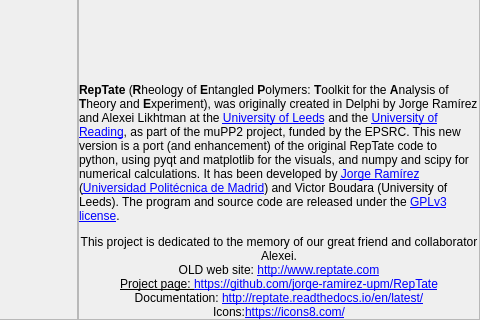
Qt form RepTate/gui/AboutDialog.ui (jorge-ramirez-upm/RepTate) before a commit; both pictures show x 277 to 757 and y 129 to 449 of the 757 by 449 pixel window.
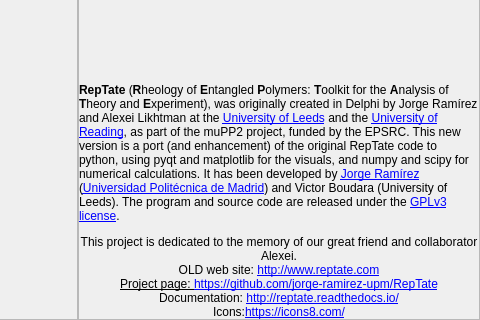
The same form after that commit. Icons and pictures are not drawn.

Commit message: update broken documentation url "en/latest/"

```diff
--- a/RepTate/gui/AboutDialog.ui
+++ b/RepTate/gui/AboutDialog.ui
@@ -152,7 +152,7 @@
       <item>
        <widget class="QLabel" name="label_3">
         <property name="text">
-         <string>&lt;html&gt;&lt;head/&gt;&lt;body&gt;&lt;p&gt;&lt;span style=&quot; font-weight:600;&quot;&gt;RepTate&lt;/span&gt; (&lt;span style=&quot; font-weight:600;&quot;&gt;R&lt;/span&gt;heology of &lt;span style=&quot; font-weight:600;&quot;&gt;E&lt;/span&gt;ntangled &lt;span style=&quot; font-weight:600;&quot;&gt;P&lt;/span&gt;olymers: &lt;span style=&quot; font-weight:600;&quot;&gt;T&lt;/span&gt;oolkit for the &lt;span style=&quot; font-weight:600;&quot;&gt;A&lt;/span&gt;nalysis of &lt;span style=&quot; font-weight:600;&quot;&gt;T&lt;/span&gt;heory and &lt;span style=&quot; font-weight:600;&quot;&gt;E&lt;/span&gt;xperiment), was originally created in Delphi by Jorge Ramírez and Alexei Likhtman at the &lt;a href=&quot;http://www.leeds.ac.uk/&quot;&gt;&lt;span style=&quot; text-decoration: underline; color:#0000ff;&quot;&gt;University of Leeds&lt;/span&gt;&lt;/a&gt; and the &lt;a href=&quot;http://www.reading.ac.uk/&quot;&gt;&lt;span style=&quot; text-decoration: underline; color:#0000ff;&quot;&gt;University of Reading&lt;/span&gt;&lt;/a&gt;, as part of the muPP2 project, funded by the EPSRC. This new version is a port (and enhancement) of the original RepTate code to python, using pyqt and matplotlib for the visuals, and numpy and scipy for numerical calculations. It has been developed by &lt;a href=&quot;mailto: jorge.ramirez@upm.es&quot;&gt;&lt;span style=&quot; text-decoration: underline; color:#0000ff;&quot;&gt;Jorge Ramírez&lt;/span&gt;&lt;/a&gt; (&lt;a href=&quot;www.upm.es&quot;&gt;&lt;span style=&quot; text-decoration: underline; color:#0000ff;&quot;&gt;Universidad Politécnica de Madrid&lt;/span&gt;&lt;/a&gt;) and Victor Boudara (University of Leeds). The program and source code are released under the &lt;a href=&quot;https://www.gnu.org/licenses/gpl-3.0.en.html&quot;&gt;&lt;span style=&quot; text-decoration: underline; color:#0000ff;&quot;&gt;GPLv3 license&lt;/span&gt;&lt;/a&gt;.&lt;/p&gt;&lt;p align=&quot;center&quot;&gt;This project is dedicated to the memory of our great friend and collaborator Alexei.&lt;br/&gt;OLD web site: &lt;a href=&quot;https://icons8.com/&quot;&gt;&lt;span style=&quot; text-decoration: underline; color:#0000ff;&quot;&gt;http://www.reptate.com&lt;br/&gt;&lt;/span&gt;&lt;/a&gt;&lt;a href=&quot;https://icons8.com/&quot;&gt;&lt;span style=&quot; text-decoration: underline; color:#000000;&quot;&gt;Project page: &lt;/span&gt;&lt;/a&gt;&lt;a href=&quot;https://github.com/jorge-ramirez-upm/RepTate &quot;&gt;&lt;span style=&quot; text-decoration: underline; color:#0000ff;&quot;&gt;https://github.com/jorge-ramirez-upm/RepTate&lt;br/&gt;&lt;/span&gt;&lt;/a&gt;Documentation: &lt;a href=&quot;https://github.com/jorge-ramirez-upm/RepTate &quot;&gt;&lt;span style=&quot; text-decoration: underline; color:#0000ff;&quot;&gt;http://reptate.readthedocs.io/en/latest/&lt;br/&gt;&lt;/span&gt;&lt;/a&gt;Icons:&lt;a href=&quot; https://icons8.com/&quot;&gt;&lt;span style=&quot; text-decoration: underline; color:#0000ff;&quot;&gt;https://icons8.com/&lt;/span&gt;&lt;/a&gt;&lt;/p&gt;&lt;/body&gt;&lt;/html&gt;</string>
+         <string>&lt;html&gt;&lt;head/&gt;&lt;body&gt;&lt;p&gt;&lt;span style=&quot; font-weight:600;&quot;&gt;RepTate&lt;/span&gt; (&lt;span style=&quot; font-weight:600;&quot;&gt;R&lt;/span&gt;heology of &lt;span style=&quot; font-weight:600;&quot;&gt;E&lt;/span&gt;ntangled &lt;span style=&quot; font-weight:600;&quot;&gt;P&lt;/span&gt;olymers: &lt;span style=&quot; font-weight:600;&quot;&gt;T&lt;/span&gt;oolkit for the &lt;span style=&quot; font-weight:600;&quot;&gt;A&lt;/span&gt;nalysis of &lt;span style=&quot; font-weight:600;&quot;&gt;T&lt;/span&gt;heory and &lt;span style=&quot; font-weight:600;&quot;&gt;E&lt;/span&gt;xperiment), was originally created in Delphi by Jorge Ramírez and Alexei Likhtman at the &lt;a href=&quot;http://www.leeds.ac.uk/&quot;&gt;&lt;span style=&quot; text-decoration: underline; color:#0000ff;&quot;&gt;University of Leeds&lt;/span&gt;&lt;/a&gt; and the &lt;a href=&quot;http://www.reading.ac.uk/&quot;&gt;&lt;span style=&quot; text-decoration: underline; color:#0000ff;&quot;&gt;University of Reading&lt;/span&gt;&lt;/a&gt;, as part of the muPP2 project, funded by the EPSRC. This new version is a port (and enhancement) of the original RepTate code to python, using pyqt and matplotlib for the visuals, and numpy and scipy for numerical calculations. It has been developed by &lt;a href=&quot;mailto: jorge.ramirez@upm.es&quot;&gt;&lt;span style=&quot; text-decoration: underline; color:#0000ff;&quot;&gt;Jorge Ramírez&lt;/span&gt;&lt;/a&gt; (&lt;a href=&quot;www.upm.es&quot;&gt;&lt;span style=&quot; text-decoration: underline; color:#0000ff;&quot;&gt;Universidad Politécnica de Madrid&lt;/span&gt;&lt;/a&gt;) and Victor Boudara (University of Leeds). The program and source code are released under the &lt;a href=&quot;https://www.gnu.org/licenses/gpl-3.0.en.html&quot;&gt;&lt;span style=&quot; text-decoration: underline; color:#0000ff;&quot;&gt;GPLv3 license&lt;/span&gt;&lt;/a&gt;.&lt;/p&gt;&lt;p align=&quot;center&quot;&gt;This project is dedicated to the memory of our great friend and collaborator Alexei.&lt;br/&gt;OLD web site: &lt;a href=&quot;https://icons8.com/&quot;&gt;&lt;span style=&quot; text-decoration: underline; color:#0000ff;&quot;&gt;http://www.reptate.com&lt;br/&gt;&lt;/span&gt;&lt;/a&gt;&lt;a href=&quot;https://icons8.com/&quot;&gt;&lt;span style=&quot; text-decoration: underline; color:#000000;&quot;&gt;Project page: &lt;/span&gt;&lt;/a&gt;&lt;a href=&quot;https://github.com/jorge-ramirez-upm/RepTate &quot;&gt;&lt;span style=&quot; text-decoration: underline; color:#0000ff;&quot;&gt;https://github.com/jorge-ramirez-upm/RepTate&lt;br/&gt;&lt;/span&gt;&lt;/a&gt;Documentation: &lt;a href=&quot;https://github.com/jorge-ramirez-upm/RepTate &quot;&gt;&lt;span style=&quot; text-decoration: underline; color:#0000ff;&quot;&gt;http://reptate.readthedocs.io/&lt;br/&gt;&lt;/span&gt;&lt;/a&gt;Icons:&lt;a href=&quot; https://icons8.com/&quot;&gt;&lt;span style=&quot; text-decoration: underline; color:#0000ff;&quot;&gt;https://icons8.com/&lt;/span&gt;&lt;/a&gt;&lt;/p&gt;&lt;/body&gt;&lt;/html&gt;</string>
         </property>
         <property name="textFormat">
          <enum>Qt::RichText</enum>
```
The commit also changes 48 other files.
